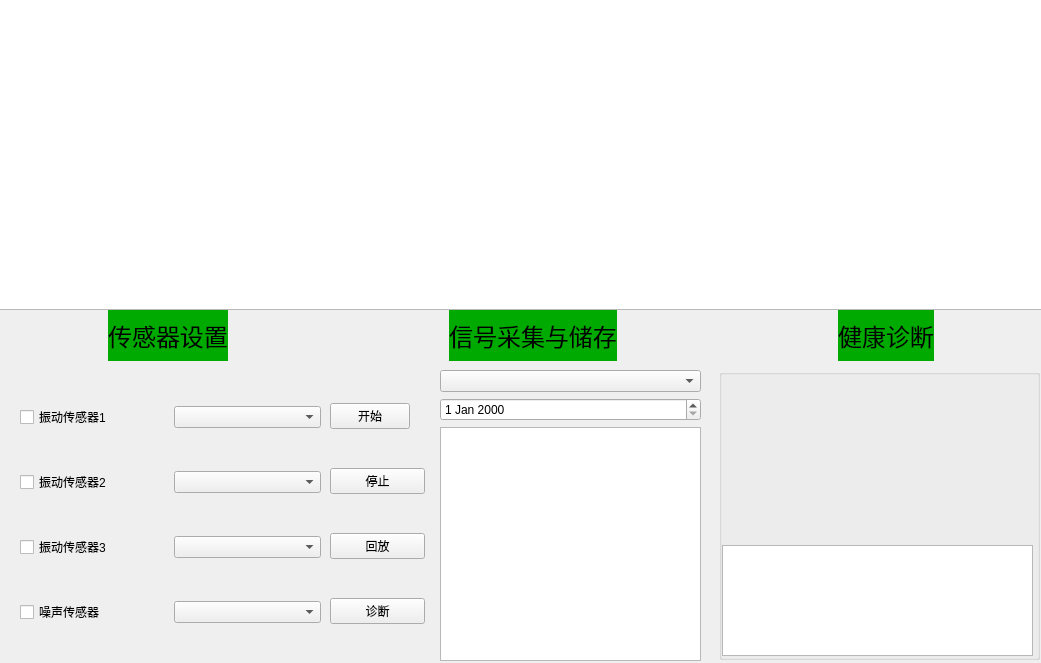
zkqiu/robot_doctor, file vibrationdialog.ui: the form before one commit.
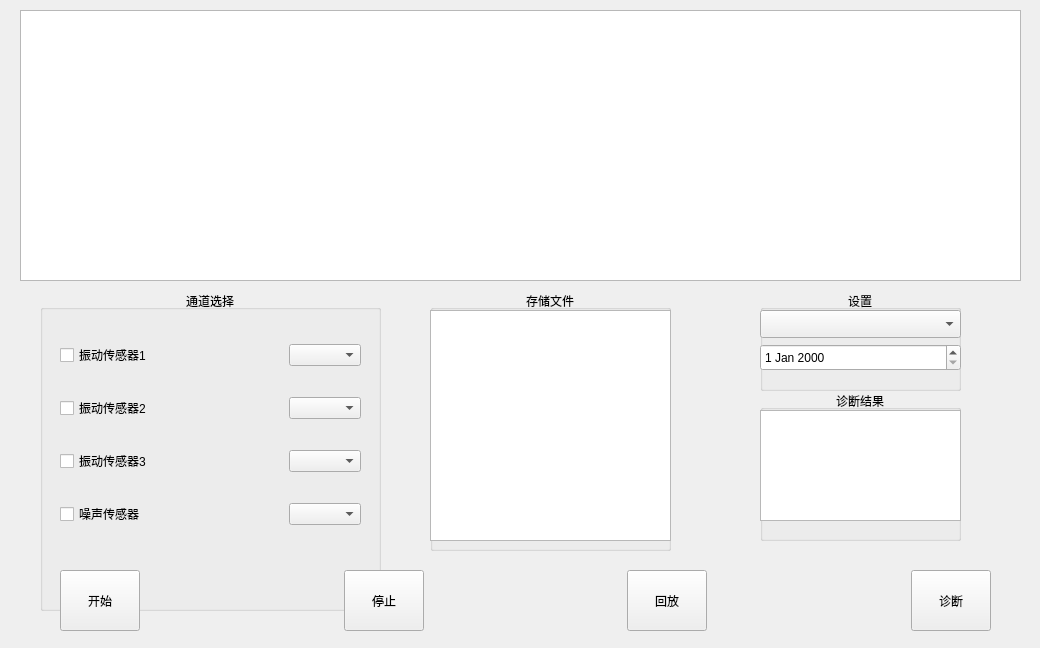
The form after the commit. Custom widgets are drawn as their Qt base class.

Diff of the .ui file:
```diff
--- a/vibrationdialog.ui
+++ b/vibrationdialog.ui
@@ -6,238 +6,188 @@
    <rect>
     <x>0</x>
     <y>0</y>
-    <width>1041</width>
-    <height>663</height>
+    <width>1040</width>
+    <height>648</height>
    </rect>
   </property>
   <property name="windowTitle">
    <string>Form</string>
   </property>
-  <widget class="QWidget" name="horizontalLayoutWidget_3">
-   <property name="geometry">
-    <rect>
-     <x>-1</x>
-     <y>-1</y>
-     <width>1051</width>
-     <height>311</height>
-    </rect>
-   </property>
-   <layout class="QHBoxLayout" name="horizontalLayout_3">
-    <item>
-     <widget class="QListWidget" name="figureListWidget">
-      <property name="autoFillBackground">
-       <bool>true</bool>
-      </property>
-     </widget>
-    </item>
-   </layout>
-  </widget>
   <widget class="QWidget" name="widget" native="true">
    <property name="geometry">
     <rect>
-     <x>10</x>
-     <y>350</y>
-     <width>341</width>
-     <height>311</height>
+     <x>40</x>
+     <y>290</y>
+     <width>351</width>
+     <height>321</height>
     </rect>
    </property>
-   <widget class="QWidget" name="verticalLayoutWidget">
+   <widget class="QGroupBox" name="groupBox_2">
     <property name="geometry">
      <rect>
-      <x>10</x>
-      <y>20</y>
-      <width>301</width>
-      <height>289</height>
+      <x>0</x>
+      <y>0</y>
+      <width>341</width>
+      <height>321</height>
      </rect>
     </property>
-    <layout class="QVBoxLayout" name="verticalLayout">
-     <item>
-      <layout class="QHBoxLayout" name="horizontalLayout_2">
-       <item>
-        <widget class="FigureControl" name="VibrationSensor1">
-         <property name="text">
-          <string>振动传感器1</string>
-         </property>
-        </widget>
-       </item>
-       <item>
-        <widget class="QComboBox" name="comboBox_1"/>
-       </item>
-      </layout>
-     </item>
-     <item>
-      <layout class="QHBoxLayout" name="horizontalLayout_4">
-       <item>
-        <widget class="FigureControl" name="VibrationSensor2">
-         <property name="text">
-          <string>振动传感器2</string>
-         </property>
-        </widget>
-       </item>
-       <item>
-        <widget class="QComboBox" name="comboBox_2"/>
-       </item>
-      </layout>
-     </item>
-     <item>
-      <layout class="QHBoxLayout" name="horizontalLayout_5">
-       <item>
-        <widget class="FigureControl" name="VibrationSensor3">
-         <property name="text">
-          <string>振动传感器3</string>
-         </property>
-        </widget>
-       </item>
-       <item>
-        <widget class="QComboBox" name="comboBox_3"/>
-       </item>
-      </layout>
-     </item>
-     <item>
-      <layout class="QHBoxLayout" name="horizontalLayout_6">
-       <item>
-        <widget class="FigureControl" name="NoiseSensor">
-         <property name="text">
-          <string>噪声传感器</string>
-         </property>
-        </widget>
-       </item>
-       <item>
-        <widget class="QComboBox" name="comboBox_4"/>
-       </item>
-      </layout>
-     </item>
-    </layout>
+    <property name="title">
+     <string>通道选择</string>
+    </property>
+    <property name="alignment">
+     <set>Qt::AlignCenter</set>
+    </property>
+    <property name="flat">
+     <bool>true</bool>
+    </property>
+    <property name="checkable">
+     <bool>false</bool>
+    </property>
+    <widget class="QWidget" name="verticalLayoutWidget">
+     <property name="geometry">
+      <rect>
+       <x>20</x>
+       <y>30</y>
+       <width>301</width>
+       <height>231</height>
+      </rect>
+     </property>
+     <layout class="QVBoxLayout" name="verticalLayout">
+      <item>
+       <layout class="QHBoxLayout" name="horizontalLayout_2">
+        <item>
+         <widget class="FigureControl" name="VibrationSensor1">
+          <property name="sizePolicy">
+           <sizepolicy hsizetype="Preferred" vsizetype="Fixed">
+            <horstretch>0</horstretch>
+            <verstretch>0</verstretch>
+           </sizepolicy>
+          </property>
+          <property name="text">
+           <string>振动传感器1</string>
+          </property>
+         </widget>
+        </item>
+        <item>
+         <widget class="QComboBox" name="comboBox_1">
+          <property name="sizePolicy">
+           <sizepolicy hsizetype="Fixed" vsizetype="Fixed">
+            <horstretch>0</horstretch>
+            <verstretch>0</verstretch>
+           </sizepolicy>
+          </property>
+         </widget>
+        </item>
+       </layout>
+      </item>
+      <item>
+       <layout class="QHBoxLayout" name="horizontalLayout_4">
+        <item>
+         <widget class="FigureControl" name="VibrationSensor2">
+          <property name="sizePolicy">
+           <sizepolicy hsizetype="Preferred" vsizetype="Fixed">
+            <horstretch>0</horstretch>
+            <verstretch>0</verstretch>
+           </sizepolicy>
+          </property>
+          <property name="text">
+           <string>振动传感器2</string>
+          </property>
+         </widget>
+        </item>
+        <item>
+         <widget class="QComboBox" name="comboBox_2">
+          <property name="sizePolicy">
+           <sizepolicy hsizetype="Fixed" vsizetype="Fixed">
+            <horstretch>0</horstretch>
+            <verstretch>0</verstretch>
+           </sizepolicy>
+          </property>
+         </widget>
+        </item>
+       </layout>
+      </item>
+      <item>
+       <layout class="QHBoxLayout" name="horizontalLayout_5">
+        <item>
+         <widget class="FigureControl" name="VibrationSensor3">
+          <property name="sizePolicy">
+           <sizepolicy hsizetype="Preferred" vsizetype="Fixed">
+            <horstretch>0</horstretch>
+            <verstretch>0</verstretch>
+           </sizepolicy>
+          </property>
+          <property name="text">
+           <string>振动传感器3</string>
+          </property>
+         </widget>
+        </item>
+        <item>
+         <widget class="QComboBox" name="comboBox_3">
+          <property name="sizePolicy">
+           <sizepolicy hsizetype="Fixed" vsizetype="Fixed">
+            <horstretch>0</horstretch>
+            <verstretch>0</verstretch>
+           </sizepolicy>
+          </property>
+         </widget>
+        </item>
+       </layout>
+      </item>
+      <item>
+       <layout class="QHBoxLayout" name="horizontalLayout_6">
+        <item>
+         <widget class="FigureControl" name="NoiseSensor">
+          <property name="sizePolicy">
+           <sizepolicy hsizetype="Preferred" vsizetype="Fixed">
+            <horstretch>0</horstretch>
+            <verstretch>0</verstretch>
+           </sizepolicy>
+          </property>
+          <property name="text">
+           <string>噪声传感器</string>
+          </property>
+         </widget>
+        </item>
+        <item>
+         <widget class="QComboBox" name="comboBox_4">
+          <property name="sizePolicy">
+           <sizepolicy hsizetype="Fixed" vsizetype="Fixed">
+            <horstretch>0</horstretch>
+            <verstretch>0</verstretch>
+           </sizepolicy>
+          </property>
+         </widget>
+        </item>
+       </layout>
+      </item>
+     </layout>
+    </widget>
    </widget>
   </widget>
   <widget class="QWidget" name="horizontalLayoutWidget">
    <property name="geometry">
     <rect>
-     <x>0</x>
-     <y>310</y>
-     <width>1041</width>
-     <height>51</height>
+     <x>60</x>
+     <y>570</y>
+     <width>931</width>
+     <height>61</height>
     </rect>
    </property>
    <layout class="QHBoxLayout" name="horizontalLayout_7">
     <item>
-     <spacer name="horizontalSpacer_3">
-      <property name="orientation">
-       <enum>Qt::Horizontal</enum>
-      </property>
-      <property name="sizeHint" stdset="0">
-       <size>
-        <width>40</width>
-        <height>20</height>
-       </size>
-      </property>
-     </spacer>
-    </item>
-    <item>
-     <widget class="QLabel" name="label">
-      <property name="palette">
-       <palette>
-        <active>
-         <colorrole role="Base">
-          <brush brushstyle="SolidPattern">
-           <color alpha="255">
-            <red>0</red>
-            <green>170</green>
-            <blue>0</blue>
-           </color>
-          </brush>
-         </colorrole>
-         <colorrole role="Window">
-          <brush brushstyle="SolidPattern">
-           <color alpha="255">
-            <red>0</red>
-            <green>170</green>
-            <blue>0</blue>
-           </color>
-          </brush>
-         </colorrole>
-        </active>
-        <inactive>
-         <colorrole role="Base">
-          <brush brushstyle="SolidPattern">
-           <color alpha="255">
-            <red>0</red>
-            <green>170</green>
-            <blue>0</blue>
-           </color>
-          </brush>
-         </colorrole>
-         <colorrole role="Window">
-          <brush brushstyle="SolidPattern">
-           <color alpha="255">
-            <red>0</red>
-            <green>170</green>
-            <blue>0</blue>
-           </color>
-          </brush>
-         </colorrole>
-        </inactive>
-        <disabled>
-         <colorrole role="Base">
-          <brush brushstyle="SolidPattern">
-           <color alpha="255">
-            <red>240</red>
-            <green>240</green>
-            <blue>240</blue>
-           </color>
-          </brush>
-         </colorrole>
-         <colorrole role="Window">
-          <brush brushstyle="SolidPattern">
-           <color alpha="255">
-            <red>240</red>
-            <green>240</green>
-            <blue>240</blue>
-           </color>
-          </brush>
-         </colorrole>
-        </disabled>
-       </palette>
-      </property>
-      <property name="font">
-       <font>
-        <family>Adobe Arabic</family>
-        <pointsize>18</pointsize>
-       </font>
-      </property>
-      <property name="autoFillBackground">
-       <bool>true</bool>
+     <widget class="QPushButton" name="btnRun">
+      <property name="sizePolicy">
+       <sizepolicy hsizetype="Preferred" vsizetype="Preferred">
+        <horstretch>0</horstretch>
+        <verstretch>0</verstretch>
+       </sizepolicy>
       </property>
       <property name="text">
-       <string>传感器设置</string>
-      </property>
-      <property name="alignment">
-       <set>Qt::AlignCenter</set>
-      </property>
-      <property name="wordWrap">
-       <bool>true</bool>
-      </property>
-      <property name="margin">
-       <number>-1</number>
-      </property>
-      <property name="textInteractionFlags">
-       <set>Qt::NoTextInteraction</set>
+       <string>开始</string>
       </property>
      </widget>
     </item>
-    <item>
-     <spacer name="horizontalSpacer_5">
-      <property name="orientation">
-       <enum>Qt::Horizontal</enum>
-      </property>
-      <property name="sizeHint" stdset="0">
-       <size>
-        <width>40</width>
-        <height>20</height>
-       </size>
-      </property>
-     </spacer>
-    </item>
     <item>
      <spacer name="horizontalSpacer">
       <property name="orientation">
@@ -252,94 +202,15 @@
      </spacer>
     </item>
     <item>
-     <widget class="QLabel" name="label_2">
-      <property name="palette">
-       <palette>
-        <active>
-         <colorrole role="Base">
-          <brush brushstyle="SolidPattern">
-           <color alpha="255">
-            <red>0</red>
-            <green>170</green>
-            <blue>0</blue>
-           </color>
-          </brush>
-         </colorrole>
-         <colorrole role="Window">
-          <brush brushstyle="SolidPattern">
-           <color alpha="255">
-            <red>0</red>
-            <green>170</green>
-            <blue>0</blue>
-           </color>
-          </brush>
-         </colorrole>
-        </active>
-        <inactive>
-         <colorrole role="Base">
-          <brush brushstyle="SolidPattern">
-           <color alpha="255">
-            <red>0</red>
-            <green>170</green>
-            <blue>0</blue>
-           </color>
-          </brush>
-         </colorrole>
-         <colorrole role="Window">
-          <brush brushstyle="SolidPattern">
-           <color alpha="255">
-            <red>0</red>
-            <green>170</green>
-            <blue>0</blue>
-           </color>
-          </brush>
-         </colorrole>
-        </inactive>
-        <disabled>
-         <colorrole role="Base">
-          <brush brushstyle="SolidPattern">
-           <color alpha="255">
-            <red>240</red>
-            <green>240</green>
-            <blue>240</blue>
-           </color>
-          </brush>
-         </colorrole>
-         <colorrole role="Window">
-          <brush brushstyle="SolidPattern">
-           <color alpha="255">
-            <red>240</red>
-            <green>240</green>
-            <blue>240</blue>
-           </color>
-          </brush>
-         </colorrole>
-        </disabled>
-       </palette>
-      </property>
-      <property name="font">
-       <font>
-        <family>Adobe Arabic</family>
-        <pointsize>18</pointsize>
-       </font>
-      </property>
-      <property name="autoFillBackground">
-       <bool>true</bool>
+     <widget class="QPushButton" name="btnStop">
+      <property name="sizePolicy">
+       <sizepolicy hsizetype="Preferred" vsizetype="Preferred">
+        <horstretch>0</horstretch>
+        <verstretch>0</verstretch>
+       </sizepolicy>
       </property>
       <property name="text">
-       <string>信号采集与储存</string>
-      </property>
-      <property name="alignment">
-       <set>Qt::AlignCenter</set>
-      </property>
-      <property name="wordWrap">
-       <bool>true</bool>
-      </property>
-      <property name="margin">
-       <number>-1</number>
-      </property>
-      <property name="textInteractionFlags">
-       <set>Qt::NoTextInteraction</set>
+       <string>停止</string>
       </property>
      </widget>
     </item>
@@ -357,112 +228,20 @@
      </spacer>
     </item>
     <item>
-     <spacer name="horizontalSpacer_6">
-      <property name="orientation">
-       <enum>Qt::Horizontal</enum>
+     <widget class="QPushButton" name="btnHistory">
+      <property name="sizePolicy">
+       <sizepolicy hsizetype="Preferred" vsizetype="Preferred">
+        <horstretch>0</horstretch>
+        <verstretch>0</verstretch>
+       </sizepolicy>
       </property>
-      <property name="sizeHint" stdset="0">
-       <size>
-        <width>40</width>
-        <height>20</height>
-       </size>
-      </property>
-     </spacer>
-    </item>
-    <item>
-     <widget class="QLabel" name="label_3">
-      <property name="palette">
-       <palette>
-        <active>
-         <colorrole role="Base">
-          <brush brushstyle="SolidPattern">
-           <color alpha="255">
-            <red>0</red>
-            <green>170</green>
-            <blue>0</blue>
-           </color>
-          </brush>
-         </colorrole>
-         <colorrole role="Window">
-          <brush brushstyle="SolidPattern">
-           <color alpha="255">
-            <red>0</red>
-            <green>170</green>
-            <blue>0</blue>
-           </color>
-          </brush>
-         </colorrole>
-        </active>
-        <inactive>
-         <colorrole role="Base">
-          <brush brushstyle="SolidPattern">
-           <color alpha="255">
-            <red>0</red>
-            <green>170</green>
-            <blue>0</blue>
-           </color>
-          </brush>
-         </colorrole>
-         <colorrole role="Window">
-          <brush brushstyle="SolidPattern">
-           <color alpha="255">
-            <red>0</red>
-            <green>170</green>
-            <blue>0</blue>
-           </color>
-          </brush>
-         </colorrole>
-        </inactive>
-        <disabled>
-         <colorrole role="Base">
-          <brush brushstyle="SolidPattern">
-           <color alpha="255">
-            <red>240</red>
-            <green>240</green>
-            <blue>240</blue>
-           </color>
-          </brush>
-         </colorrole>
-         <colorrole role="Window">
-          <brush brushstyle="SolidPattern">
-           <color alpha="255">
-            <red>240</red>
-            <green>240</green>
-            <blue>240</blue>
-           </color>
-          </brush>
-         </colorrole>
-        </disabled>
-       </palette>
-      </property>
-      <property name="font">
-       <font>
-        <family>Adobe Arabic</family>
-        <pointsize>18</pointsize>
-       </font>
-      </property>
-      <property name="autoFillBackground">
-       <bool>true</bool>
-      </property>
       <property name="text">
-       <string>健康诊断</string>
+       <string>回放</string>
       </property>
-      <property name="alignment">
-       <set>Qt::AlignCenter</set>
-      </property>
-      <property name="wordWrap">
-       <bool>true</bool>
-      </property>
-      <property name="margin">
-       <number>-1</number>
-      </property>
-      <property name="textInteractionFlags">
-       <set>Qt::NoTextInteraction</set>
-      </property>
      </widget>
     </item>
     <item>
-     <spacer name="horizontalSpacer_4">
+     <spacer name="horizontalSpacer_3">
       <property name="orientation">
        <enum>Qt::Horizontal</enum>
       </property>
@@ -474,77 +253,53 @@
       </property>
      </spacer>
     </item>
+    <item>
+     <widget class="QPushButton" name="btnEval">
+      <property name="sizePolicy">
+       <sizepolicy hsizetype="Preferred" vsizetype="Preferred">
+        <horstretch>0</horstretch>
+        <verstretch>0</verstretch>
+       </sizepolicy>
+      </property>
+      <property name="text">
+       <string>诊断</string>
+      </property>
+     </widget>
+    </item>
    </layout>
   </widget>
-  <widget class="QWidget" name="widget_2" native="true">
+  <widget class="QGroupBox" name="groupBox_3">
    <property name="geometry">
     <rect>
-     <x>330</x>
-     <y>370</y>
-     <width>371</width>
-     <height>291</height>
+     <x>760</x>
+     <y>290</y>
+     <width>201</width>
+     <height>101</height>
     </rect>
    </property>
-   <widget class="QWidget" name="verticalLayoutWidget_2">
-    <property name="geometry">
-     <rect>
-      <x>0</x>
-      <y>0</y>
-      <width>95</width>
-      <height>291</height>
-     </rect>
-    </property>
-    <layout class="QVBoxLayout" name="verticalLayout_2">
-     <item>
-      <widget class="QPushButton" name="btnRun">
-       <property name="sizePolicy">
-        <sizepolicy hsizetype="Maximum" vsizetype="Maximum">
-         <horstretch>0</horstretch>
-         <verstretch>0</verstretch>
-        </sizepolicy>
-       </property>
-       <property name="text">
-        <string>开始</string>
-       </property>
-      </widget>
-     </item>
-     <item>
-      <widget class="QPushButton" name="btnStop">
-       <property name="text">
-        <string>停止</string>
-       </property>
-      </widget>
-     </item>
-     <item>
-      <widget class="QPushButton" name="btnHistory">
-       <property name="text">
-        <string>回放</string>
-       </property>
-      </widget>
-     </item>
-     <item>
-      <widget class="QPushButton" name="btnEval">
-       <property name="text">
-        <string>诊断</string>
-       </property>
-      </widget>
-     </item>
-    </layout>
-   </widget>
+   <property name="title">
+    <string>设置</string>
+   </property>
+   <property name="alignment">
+    <set>Qt::AlignCenter</set>
+   </property>
+   <property name="flat">
+    <bool>true</bool>
+   </property>
    <widget class="QWidget" name="verticalLayoutWidget_3">
     <property name="geometry">
      <rect>
-      <x>110</x>
-      <y>0</y>
-      <width>261</width>
-      <height>291</height>
+      <x>0</x>
+      <y>20</y>
+      <width>201</width>
+      <height>61</height>
      </rect>
     </property>
     <layout class="QVBoxLayout" name="verticalLayout_3">
      <item>
       <widget class="QComboBox" name="updatePeriod">
        <property name="sizePolicy">
-        <sizepolicy hsizetype="Preferred" vsizetype="Maximum">
+        <sizepolicy hsizetype="Preferred" vsizetype="Minimum">
          <horstretch>0</horstretch>
          <verstretch>0</verstretch>
         </sizepolicy>
@@ -554,57 +309,98 @@
      <item>
       <widget class="QDateEdit" name="dateEdit">
        <property name="sizePolicy">
-        <sizepolicy hsizetype="Minimum" vsizetype="Maximum">
+        <sizepolicy hsizetype="Preferred" vsizetype="Minimum">
          <horstretch>0</horstretch>
          <verstretch>0</verstretch>
         </sizepolicy>
        </property>
       </widget>
      </item>
-     <item>
-      <widget class="QListWidget" name="listWidget"/>
-     </item>
     </layout>
    </widget>
   </widget>
+  <widget class="QGroupBox" name="groupBox_4">
+   <property name="geometry">
+    <rect>
+     <x>430</x>
+     <y>290</y>
+     <width>241</width>
+     <height>261</height>
+    </rect>
+   </property>
+   <property name="title">
+    <string>存储文件</string>
+   </property>
+   <property name="alignment">
+    <set>Qt::AlignCenter</set>
+   </property>
+   <property name="flat">
+    <bool>true</bool>
+   </property>
+   <widget class="QListWidget" name="listWidget">
+    <property name="geometry">
+     <rect>
+      <x>0</x>
+      <y>20</y>
+      <width>241</width>
+      <height>231</height>
+     </rect>
+    </property>
+    <property name="sizePolicy">
+     <sizepolicy hsizetype="Preferred" vsizetype="Minimum">
+      <horstretch>0</horstretch>
+      <verstretch>0</verstretch>
+     </sizepolicy>
+    </property>
+   </widget>
+  </widget>
+  <widget class="QListWidget" name="figureListWidget">
+   <property name="geometry">
+    <rect>
+     <x>20</x>
+     <y>10</y>
+     <width>1001</width>
+     <height>271</height>
+    </rect>
+   </property>
+  </widget>
   <widget class="QGroupBox" name="groupBox">
    <property name="geometry">
     <rect>
-     <x>719</x>
-     <y>369</y>
-     <width>321</width>
-     <height>291</height>
+     <x>760</x>
+     <y>390</y>
+     <width>201</width>
+     <height>151</height>
     </rect>
    </property>
-   <widget class="RadarWidget" name="radar" native="true">
-    <property name="geometry">
-     <rect>
-      <x>0</x>
-      <y>0</y>
-      <width>321</width>
-      <height>171</height>
-     </rect>
-    </property>
-   </widget>
+   <property name="title">
+    <string>诊断结果</string>
+   </property>
+   <property name="alignment">
+    <set>Qt::AlignCenter</set>
+   </property>
+   <property name="flat">
+    <bool>true</bool>
+   </property>
    <widget class="QTextEdit" name="textFault">
     <property name="geometry">
      <rect>
-      <x>3</x>
-      <y>176</y>
-      <width>311</width>
+      <x>0</x>
+      <y>20</y>
+      <width>201</width>
       <height>111</height>
      </rect>
     </property>
+    <property name="sizePolicy">
+     <sizepolicy hsizetype="Preferred" vsizetype="Preferred">
+      <horstretch>0</horstretch>
+      <verstretch>0</verstretch>
+     </sizepolicy>
+    </property>
    </widget>
   </widget>
  </widget>
  <customwidgets>
-  <customwidget>
-   <class>RadarWidget</class>
-   <extends>QWidget</extends>
-   <header location="global">radarwidget.h</header>
-   <container>1</container>
-  </customwidget>
   <customwidget>
    <class>FigureControl</class>
    <extends>QCheckBox</extends>
```
Left out of the diff: 2 changed lines with no effect on the pictures.
